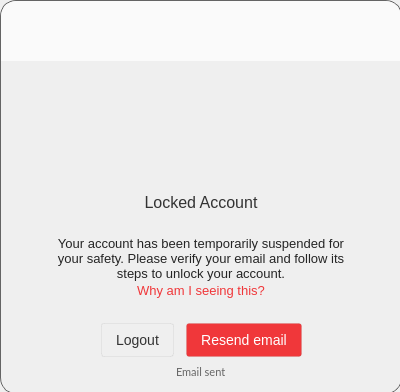
Old version of the form src/MEGASync/gui/win/GuestWidget.ui in the repository meganz/MEGAsync.
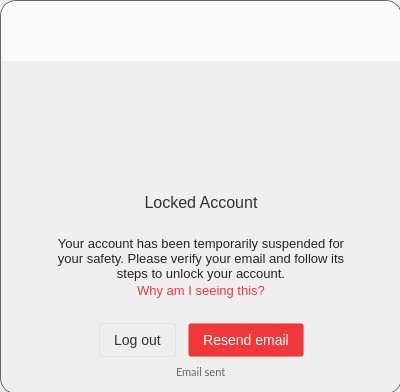
New version of the form. The open tabs and pages were chosen to show the change. Icons and pictures are not drawn.

Commit message: SNC-2316 Source edit "Logout" to "Log out"

```diff
--- a/src/MEGASync/gui/win/GuestWidget.ui
+++ b/src/MEGASync/gui/win/GuestWidget.ui
@@ -1647,7 +1647,7 @@
 }</string>
                   </property>
                   <property name="text">
-                   <string>Logout</string>
+                   <string>Log out</string>
                   </property>
                  </widget>
                 </item>
```
Left out of the diff: 2 changed lines with no effect on the pictures. The commit also changes 13 other files.
